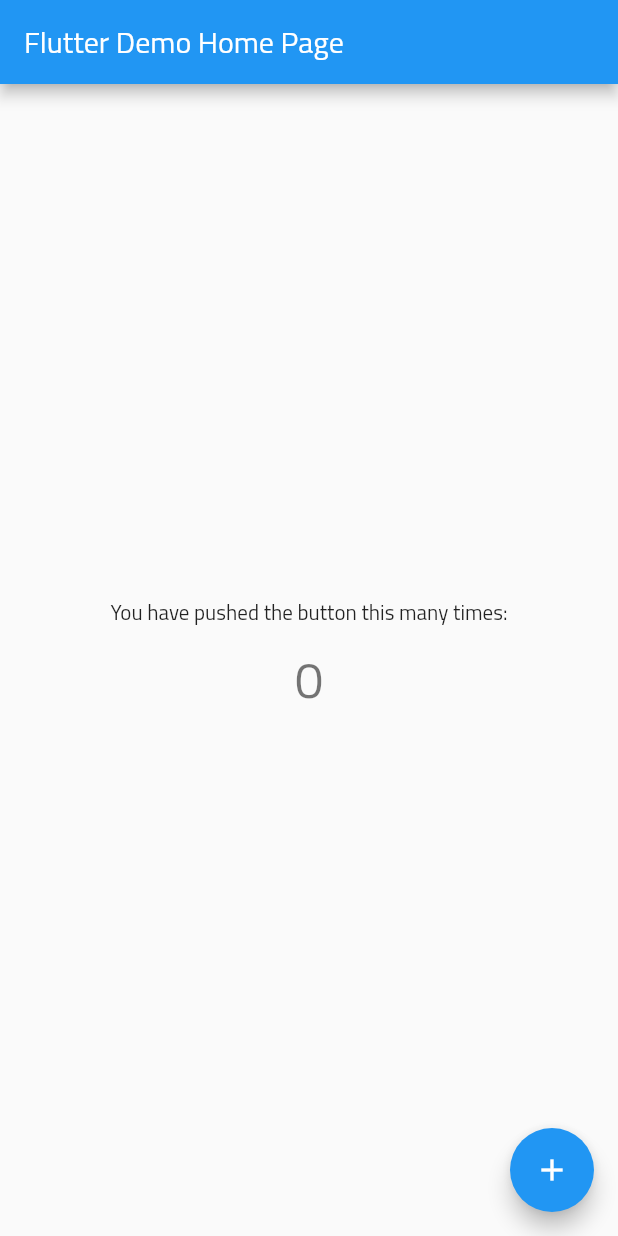
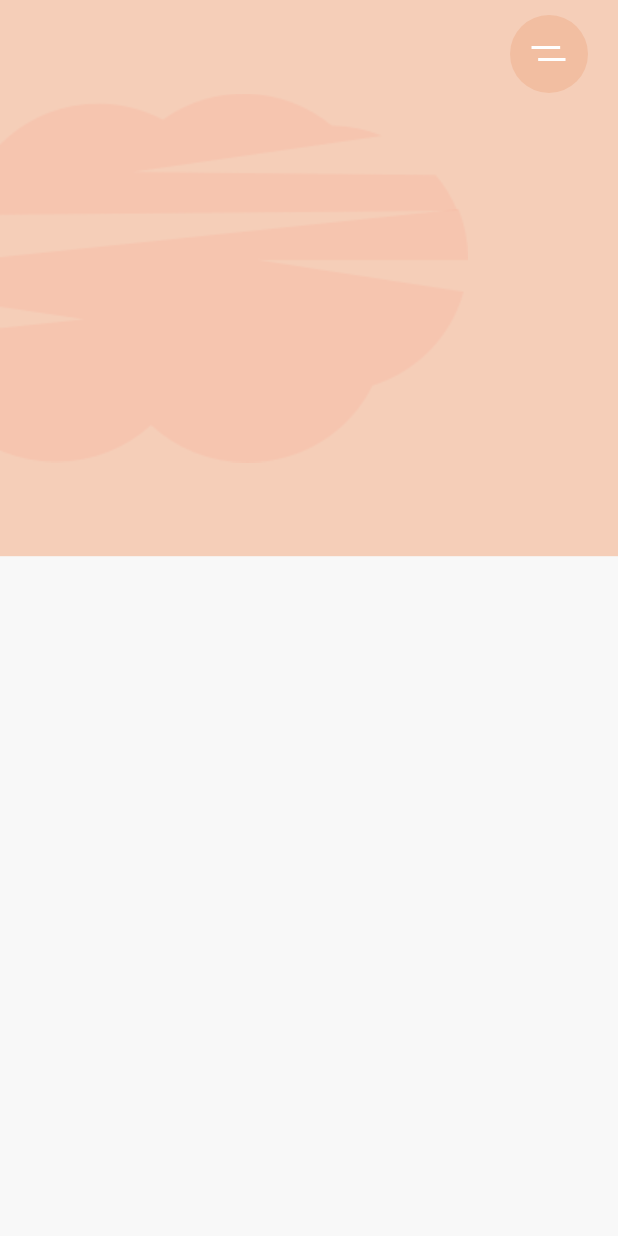
Before and after one commit to arunsingh28/exercise_app_ui, a Flutter app: the screen it shows after launch, on a phone screen of 412 x 824 dp. Run offline on Flutter 3.47's test engine with Material 2 defaults, Android fonts, the phone set to English and light mode, and no system bars; our stand-ins replace flutter_svg.

Commit message:
disable safty

```diff
--- a/lib/main.dart
+++ b/lib/main.dart
@@ -1,4 +1,6 @@
 import 'package:flutter/material.dart';
+import 'constants.dart';
+import 'package:flutter_svg/svg.dart';
 
 void main() {
   runApp(MyApp());
@@ -10,93 +12,57 @@ class MyApp extends StatelessWidget {
   Widget build(BuildContext context) {
     return MaterialApp(
       title: 'Flutter Demo',
-      theme: ThemeData(fontFamily: "Cairo"),
-      home: MyHomePage(title: 'Flutter Demo Home Page'),
+      debugShowCheckedModeBanner: false,
+      theme: ThemeData(
+          fontFamily: "Cairo",
+          scaffoldBackgroundColor: kBackgroundColor,
+          textTheme:
+              Theme.of(context).textTheme.apply(displayColor: kTextColor)),
+      home: HomeScreen(),
     );
   }
 }
 
-class MyHomePage extends StatefulWidget {
-  MyHomePage({Key? key, required this.title}) : super(key: key);
-
-  // This widget is the home page of your application. It is stateful, meaning
-  // that it has a State object (defined below) that contains fields that affect
-  // how it looks.
-
-  // This class is the configuration for the state. It holds the values (in this
-  // case the title) provided by the parent (in this case the App widget) and
-  // used by the build method of the State. Fields in a Widget subclass are
-  // always marked "final".
-
-  final String title;
-
-  @override
-  _MyHomePageState createState() => _MyHomePageState();
-}
-
-class _MyHomePageState extends State<MyHomePage> {
-  int _counter = 0;
-
-  void _incrementCounter() {
-    setState(() {
-      // This call to setState tells the Flutter framework that something has
-      // changed in this State, which causes it to rerun the build method below
-      // so that the display can reflect the updated values. If we changed
-      // _counter without calling setState(), then the build method would not be
-      // called again, and so nothing would appear to happen.
-      _counter++;
-    });
-  }
+class HomeScreen extends StatelessWidget {
+  // const HomeScreen({Key? key}) : super(key: key);
 
   @override
   Widget build(BuildContext context) {
-    // This method is rerun every time setState is called, for instance as done
-    // by the _incrementCounter method above.
-    //
-    // The Flutter framework has been optimized to make rerunning build methods
-    // fast, so that you can just rebuild anything that needs updating rather
-    // than having to individually change instances of widgets.
+    var size = MediaQuery.of(context).size;
     return Scaffold(
-      appBar: AppBar(
-        // Here we take the value from the MyHomePage object that was created by
-        // the App.build method, and use it to set our appbar title.
-        title: Text(widget.title),
+      body: Stack(
+        children: <Widget>[
+          Container(
+            height: size.height * .45,
+            decoration: BoxDecoration(
+              color: Color(0xfff5ceb8),
+              image: DecorationImage(
+                  alignment: Alignment.centerLeft,
+                  image: AssetImage("assets/images/undraw_pilates_gpdb.png")),
             ),
-      body: Center(
-        // Center is a layout widget. It takes a single child and positions it
-        // in the middle of the parent.
+          ),
+          SafeArea(
+            child: Padding(
+              padding: const EdgeInsets.symmetric(horizontal: 20, vertical: 10),
               child: Column(
-          // Column is also a layout widget. It takes a list of children and
-          // arranges them vertically. By default, it sizes itself to fit its
-          // children horizontally, and tries to be as tall as its parent.
-          //
-          // Invoke "debug painting" (press "p" in the console, choose the
-          // "Toggle Debug Paint" action from the Flutter Inspector in Android
-          // Studio, or the "Toggle Debug Paint" command in Visual Studio Code)
-          // to see the wireframe for each widget.
-          //
-          // Column has various properties to control how it sizes itself and
-          // how it positions its children. Here we use mainAxisAlignment to
-          // center the children vertically; the main axis here is the vertical
-          // axis because Columns are vertical (the cross axis would be
-          // horizontal).
-          mainAxisAlignment: MainAxisAlignment.center,
                 children: <Widget>[
-            Text(
-              'You have pushed the button this many times:',
+                  Align(
+                    alignment: Alignment.topRight,
+                    child: Container(
+                      alignment: Alignment.center,
+                      height: 52,
+                      width: 52,
+                      decoration: BoxDecoration(
+                          color: Color(0xfff2bea1), shape: BoxShape.circle),
+                      child: SvgPicture.asset("assets/icons/menu.svg"),
                     ),
-            Text(
-              '$_counter',
-              style: Theme.of(context).textTheme.headline4,
-            ),
+                  )
                 ],
               ),
             ),
-      floatingActionButton: FloatingActionButton(
-        onPressed: _incrementCounter,
-        tooltip: 'Increment',
-        child: Icon(Icons.add),
-      ), // This trailing comma makes auto-formatting nicer for build methods.
+          )
+        ],
+      ),
     );
   }
 }
```
Also changed, not shown: pubspec.yaml (+12 -13 lines), pubspec.lock. Lines whose indentation alone changed are shown as unchanged.
